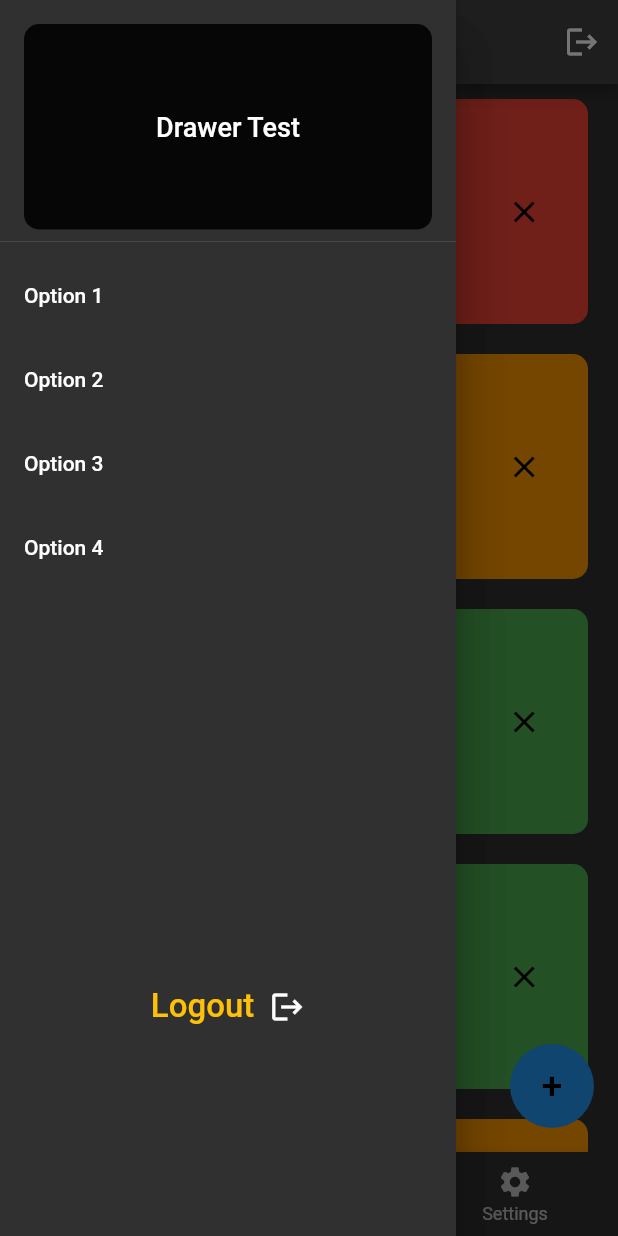
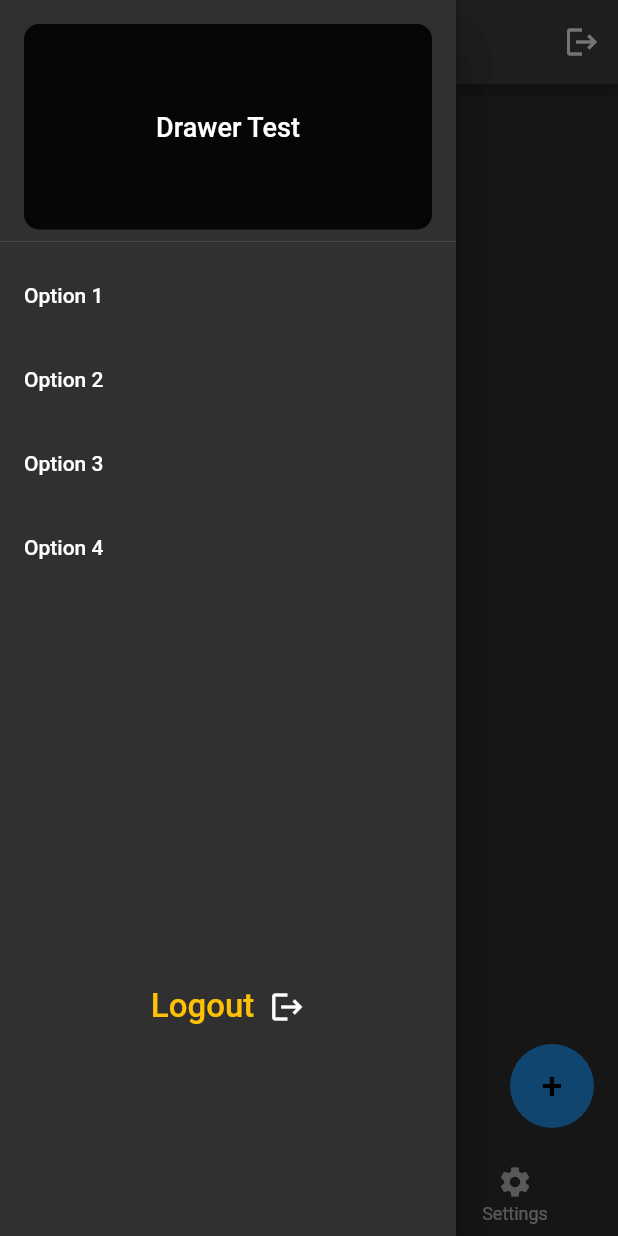
Before and after one commit to TITAN017/Notes_App, a Flutter app: the screen it shows once a user with an empty profile is signed in, with the side drawer open, on a phone screen of 412 x 824 dp. Run offline on Flutter 3.47's test engine with Material 2 defaults, Android fonts, the phone set to English and light mode, and no system bars; our stand-ins replace cloud_firestore, firebase_auth, firebase_core, flutter_spinkit, google_fonts; accounts and stored records are empty; Roboto replaces fonts that are missing (Acme).

Commit message:
note list stream and note card

```diff
--- /dev/null
+++ b/lib/models/notes.dart
@@ -0,0 +1,6 @@
+class Notes {
+  final String? info;
+  final int? priority;
+
+  Notes({this.info, this.priority});
+}
--- a/lib/screens/home/homepage.dart
+++ b/lib/screens/home/homepage.dart
@@ -1,11 +1,16 @@
 // ignore_for_file: prefer_const_constructors
 // ignore_for_file: prefer_const_literals_to_create_immutables
 
+import 'package:cloud_firestore/cloud_firestore.dart';
 import 'package:flutter/material.dart';
+import 'package:notes/models/notes.dart';
+import 'package:notes/screens/home/notesList.dart';
 import 'package:notes/services/auth.dart';
+import 'package:notes/services/database.dart';
 import 'package:notes/utils/app_drawer.dart';
-import 'package:notes/utils/note_card.dart';
+//import 'package:notes/utils/note_card.dart';
 import 'package:google_fonts/google_fonts.dart';
+import 'package:provider/provider.dart';
 
 class HomePage extends StatefulWidget {
   const HomePage({Key? key}) : super(key: key);
@@ -20,7 +25,10 @@ class _HomePageState extends State<HomePage> {
 
   @override
   Widget build(BuildContext context) {
-    return Scaffold(
+    return StreamProvider<List<Notes>?>.value(
+      value: Database().notes,
+      initialData: null,
+      child: Scaffold(
         appBar: AppBar(
           title: Row(
             mainAxisAlignment: MainAxisAlignment.center,
@@ -69,7 +77,7 @@ class _HomePageState extends State<HomePage> {
         drawer: Drawer(
           child: AppDrawer(),
         ),
-      body: Container(
+        body: /*Container(
           child: ListView(
             children: [
               NoteCard(Colors.red, 'My First Note'),
@@ -80,7 +88,8 @@ class _HomePageState extends State<HomePage> {
               NoteCard(Colors.red, 'My Second Text'),
             ],
           ),
-      ),
+        ),*/
+            NotesList(),
         floatingActionButton: FloatingActionButton(
           backgroundColor: Colors.blue,
           elevation: 0,
@@ -118,6 +127,7 @@ class _HomePageState extends State<HomePage> {
             ),
           ],
         ),
+      ),
     );
   }
 }
--- /dev/null
+++ b/lib/screens/home/notesList.dart
@@ -0,0 +1,27 @@
+import 'package:cloud_firestore/cloud_firestore.dart';
+import 'package:flutter/material.dart';
+import 'package:notes/models/notes.dart';
+import 'package:notes/utils/note_card.dart';
+import 'package:provider/provider.dart';
+
+class NotesList extends StatefulWidget {
+  const NotesList({Key? key}) : super(key: key);
+
+  @override
+  State<NotesList> createState() => _NotesListState();
+}
+
+class _NotesListState extends State<NotesList> {
+  @override
+  Widget build(BuildContext context) {
+    final notes = Provider.of<List<Notes>>(context);
+
+    return ListView.builder(
+      itemCount: notes.length,
+      itemBuilder: (context, index) {
+        var current = notes[index];
+        return NoteCard(cardColor: current.priority!, info: current.info!);
+      },
+    );
+  }
+}
--- a/lib/services/auth.dart
+++ b/lib/services/auth.dart
@@ -1,5 +1,6 @@
 import 'package:firebase_auth/firebase_auth.dart';
 import 'package:notes/models/user_model.dart';
+import 'package:notes/services/database.dart';
 
 // ignore_for_file: prefer_const_constructors
 // ignore_for_file: prefer_const_literals_to_create_immutables
@@ -40,6 +41,9 @@ class AuthService {
       UserCredential _result = await _auth.createUserWithEmailAndPassword(
           email: email, password: password);
       User? user = _result.user;
+
+      //Create a new document for the new user
+      await Database(uid: user!.uid).update('Homework', 1);
       return _convert(user);
     } catch (e) {
       print("error register");
--- /dev/null
+++ b/lib/services/database.dart
@@ -0,0 +1,37 @@
+import 'package:cloud_firestore/cloud_firestore.dart';
+import 'package:notes/models/notes.dart';
+
+class Database {
+  final String? uid;
+
+  Database({this.uid});
+
+  //Collection
+  final CollectionReference ref =
+      FirebaseFirestore.instance.collection('notes');
+
+  Stream<List<Notes>> get notes {
+    return ref.snapshots().map(notesFromSnapshot);
+  }
+
+  //List of notes from snapshots
+
+  List<Notes> notesFromSnapshot(QuerySnapshot s) {
+    return s.docs.map((e) {
+      return Notes(
+        info: e.get('info') ?? '',
+        priority: e.get('priority') ?? 1,
+      );
+    }).toList();
+  }
+
+  //Update the data present
+  Future update(String info, int priority) async {
+    return await ref.doc(uid).set(
+      {
+        'info': info,
+        'priority': priority,
+      },
+    );
+  }
+}
--- a/lib/utils/note_card.dart
+++ b/lib/utils/note_card.dart
@@ -6,10 +6,12 @@ import 'package:google_fonts/google_fonts.dart';
 // ignore_for_file: use_key_in_widget_constructors
 
 class NoteCard extends StatelessWidget {
-  final Color _cardColor;
-  final String _content;
+  final int cardColor;
+  final String info;
 
-  const NoteCard(this._cardColor, this._content);
+  NoteCard({required this.cardColor, required this.info});
+
+  Map colors = {1: Colors.purple, 2: Colors.orange, 3: Colors.red};
 
   @override
   Widget build(BuildContext context) {
@@ -20,7 +22,7 @@ class NoteCard extends StatelessWidget {
         vertical: 10,
       ),
       decoration: BoxDecoration(
-        color: _cardColor,
+        color: colors[cardColor],
         borderRadius: BorderRadius.circular(10),
       ),
       child: Row(
@@ -32,7 +34,7 @@ class NoteCard extends StatelessWidget {
               horizontal: 15.0,
             ),
             child: Text(
-              _content,
+              info,
               style: GoogleFonts.acme(
                 color: Colors.white,
                 fontSize: 20,
@@ -43,7 +45,7 @@ class NoteCard extends StatelessWidget {
             mainAxisAlignment: MainAxisAlignment.center,
             children: [
               IconButton(
-                splashColor: _cardColor,
+                splashColor: colors[cardColor],
                 color: Colors.black,
                 onPressed: () {},
                 icon: Icon(Icons.close),
```
Also changed, not shown: lib/screens/auth/register.dart (+9 -2 lines), lib/shared/temp.dart (added, +28 -0 lines). Lines whose indentation alone changed are shown as unchanged.
